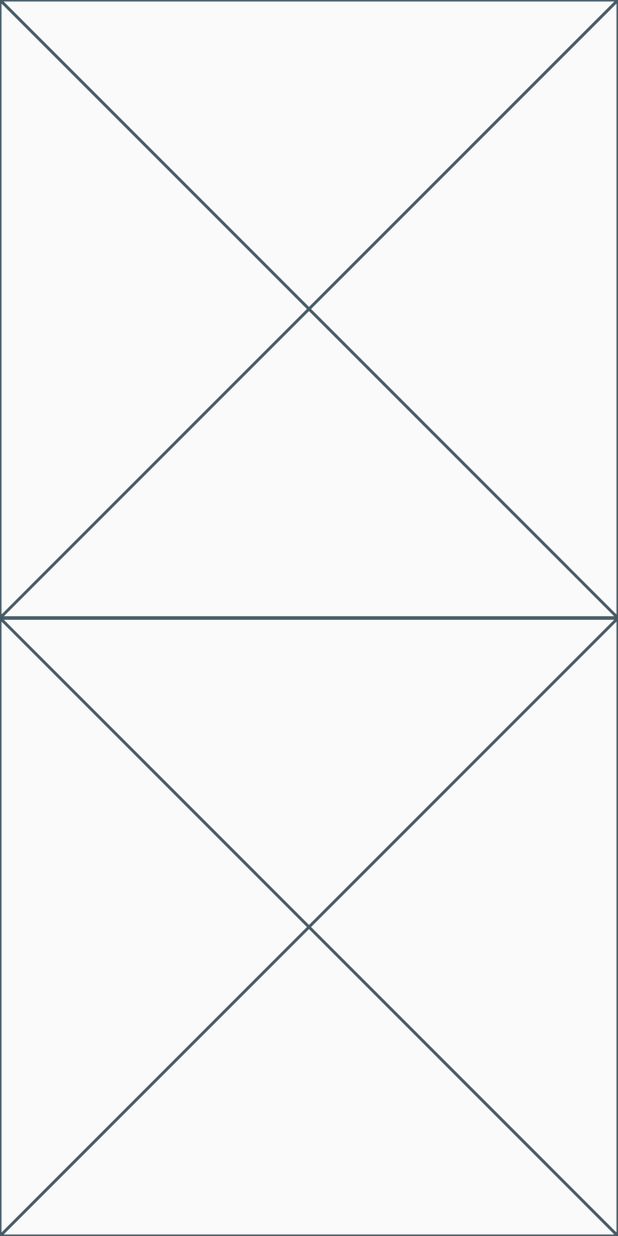
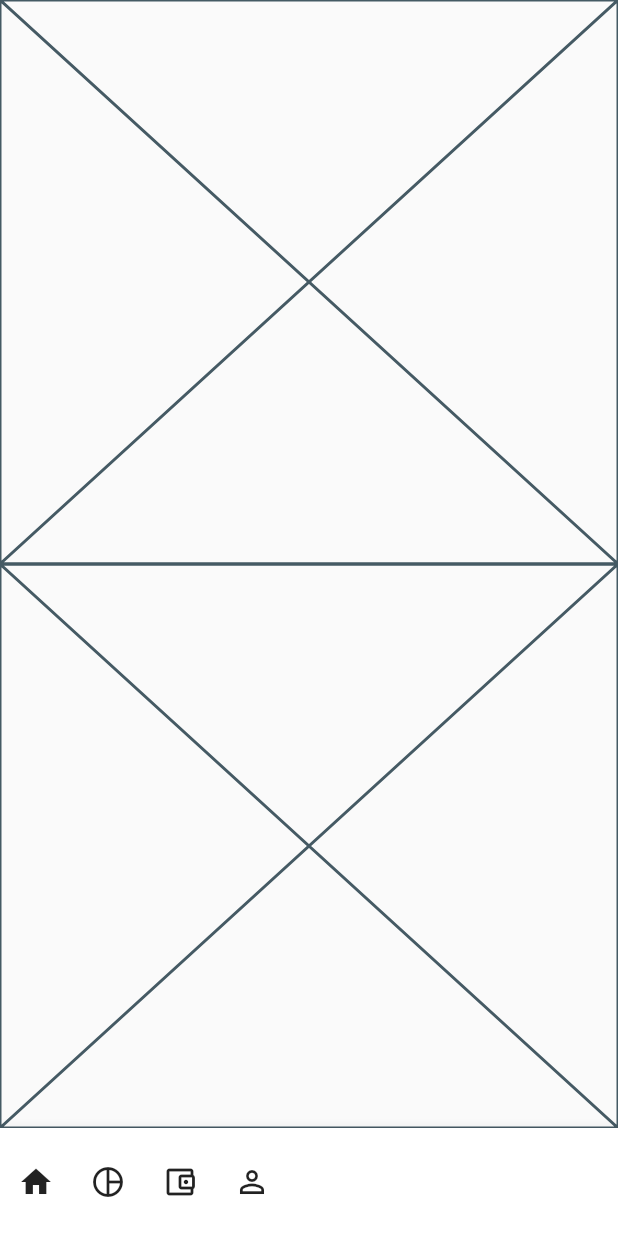
Before and after one commit to JAICHANGPARK/flutter_notebook_14th_story, a Flutter app: the screen it shows after launch, on a phone screen of 412 x 824 dp. Run offline on Flutter 3.47's test engine with Material 2 defaults, Android fonts, the phone set to English and light mode, and no system bars; our stand-ins replace card_swiper, date_picker_timeline, flutter_advanced_switch, flutter_lorem, freezed_annotation, get and 2 more; missing offline and left inert: rpgnamegenerator.

Commit message:
Update crypto_mobile_main_page.dart

```diff
--- a/lib/ep891_crypto_app/ui/crypto_mobile_main_page.dart
+++ b/lib/ep891_crypto_app/ui/crypto_mobile_main_page.dart
@@ -19,6 +19,19 @@ class _CryptoMobileMainPageState extends State<CryptoMobileMainPage> {
           ],
         ),
       ),
+      bottomNavigationBar: BottomAppBar(
+        child: Container(
+          height: 72,
+          child: Row(
+            children: [
+              IconButton(onPressed: () {}, icon: Icon(Icons.home)),
+              IconButton(onPressed: () {}, icon: Icon(Icons.pie_chart_outline_outlined)),
+              IconButton(onPressed: () {}, icon: Icon(Icons.account_balance_wallet_outlined)),
+              IconButton(onPressed: () {}, icon: Icon(Icons.person_outline)),
+            ],
+          ),
+        ),
+      ),
     );
   }
 }
```
